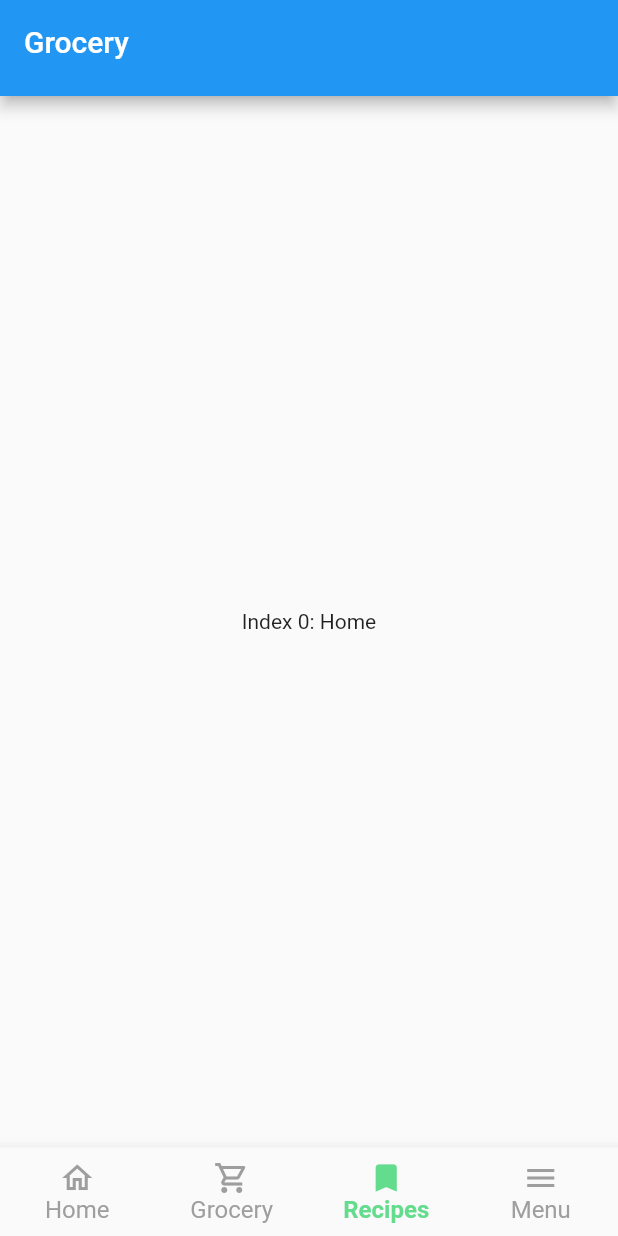
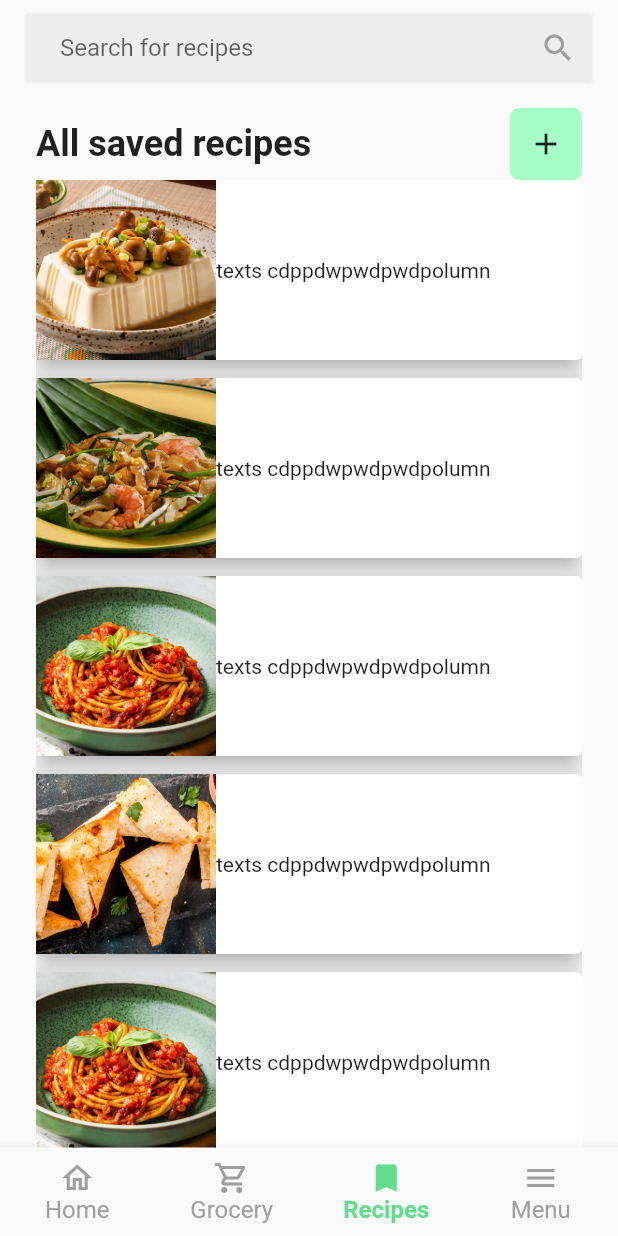
Before and after one commit to Soupfullyy/flutter-goodcook, a Flutter app: the Navigation screen opened directly, item 3 of the bottom bar chosen, on a phone screen of 412 x 824 dp. Run offline on Flutter 3.47's test engine with Material 2 defaults, Android fonts, the phone set to English and light mode, and no system bars; our stand-ins replace google_fonts.

Commit message:
Update grocery.dart and change pages' names

```diff
--- a/lib/screens/home.dart
+++ b/lib/screens/home.dart
@@ -1,10 +1,10 @@
 import 'package:flutter/material.dart';
 
-class Home extends StatefulWidget {
-  const Home({super.key});
+class HomePage extends StatefulWidget {
+  const HomePage({super.key});
 
   @override
-  State<Home> createState() => _HomeState();
+  State<HomePage> createState() => _HomePageState();
 }
 
 class Recipe{
@@ -28,7 +28,7 @@ List<Recipe> savedRecipes = [
 ];
 
 
-class _HomeState extends State<Home> with SingleTickerProviderStateMixin {
+class _HomePageState extends State<HomePage> with SingleTickerProviderStateMixin {
   late TabController tabController;
   int activeTabIndex = 1;
 
--- a/lib/screens/menu.dart
+++ b/lib/screens/menu.dart
@@ -2,8 +2,8 @@ import 'package:flutter/material.dart';
 import 'package:flutter_goodcook/screens/login.dart';
 import 'package:google_fonts/google_fonts.dart';
 
-class Menu extends StatelessWidget {
-  const Menu({super.key});
+class MenuPage extends StatelessWidget {
+  const MenuPage({super.key});
 
   @override
   Widget build(BuildContext context) {
--- a/lib/screens/navigation.dart
+++ b/lib/screens/navigation.dart
@@ -1,6 +1,8 @@
 import 'package:flutter/material.dart';
 import 'package:flutter_goodcook/screens/menu.dart';
 import 'package:flutter_goodcook/screens/home.dart';
+import 'package:flutter_goodcook/screens/grocery.dart';
+import 'package:flutter_goodcook/screens/recipes.dart';
 
 // custom searchdelegate function for own searches
 class CustomSearchDelegate extends SearchDelegate {
@@ -79,10 +81,10 @@ class _NavigationState extends State<Navigation> {
 
   // A list for all the pages that can be selected in navbar
   final List<Widget> _pages = <Widget>[
-    Home(),
-    const Text('Index 1: Grocery'),
-    const Text('Index 0: Home'),
-    Menu()
+    HomePage(),
+    GroceryPage(),
+    RecipePage(),
+    MenuPage()
   ];
 
   void _onItemTapped(int index) {
@@ -105,55 +107,59 @@ class _NavigationState extends State<Navigation> {
             height: 48,
             child: TextField(
               decoration: InputDecoration(
-                hintText: 'Search for recipes',
-                // to center hint text w/ suffix
-                contentPadding: EdgeInsets.symmetric(vertical: 12, horizontal: 24),
-                fillColor: Colors.grey[200],
-                filled: true,
-                enabledBorder: OutlineInputBorder(borderSide: BorderSide(color: Colors.grey.shade100)),
-                focusedBorder: OutlineInputBorder(borderSide: BorderSide(color: Colors.grey.shade300)),
-                suffixIcon: IconButton(onPressed:() => (), icon: Icon(Icons.search)),
-                suffixIconColor: Colors.grey),
+                  hintText: 'Search for recipes',
+                  // to center hint text w/ suffix
+                  contentPadding:
+                      EdgeInsets.symmetric(vertical: 12, horizontal: 24),
+                  fillColor: Colors.grey[200],
+                  filled: true,
+                  enabledBorder: OutlineInputBorder(
+                      borderSide: BorderSide(color: Colors.grey.shade100)),
+                  focusedBorder: OutlineInputBorder(
+                      borderSide: BorderSide(color: Colors.grey.shade300)),
+                  suffixIcon:
+                      IconButton(onPressed: () => (), icon: Icon(Icons.search)),
+                  suffixIconColor: Colors.grey),
               style: TextStyle(fontSize: 16),
             ),
-          )
-          //   OutlinedButton.icon(
-          //   onPressed: () {
-          //       // Method to show the search bar
-          //       showSearch(
-          //         context: context,
-
-          //         // Delegate to customize the search bar
-          //         delegate: CustomSearchDelegate(),
-          //       );
-          //     },
-          //   icon: const SizedBox(width: 280,),
-          //   label: const Icon(Icons.search, color: Colors.black,),
-          //   style: OutlinedButton.styleFrom(padding: const EdgeInsets.all(16)),
-          // ),
-
-          // actions: [
-          //   IconButton(
-          //     color: Colors.black,
-          //     onPressed: () {
-          //       // Method to show the search bar
-          //       showSearch(
-          //         context: context,
-
-          //         // Delegate to customize the search bar
-          //         delegate: CustomSearchDelegate(),
-          //       );
-          //     },
-          //     icon: const Icon(Icons.search),
-          //   ),
-          // ],
-          ),
+          )),
       AppBar(
-        title: const Text('Grocery'),
+        backgroundColor: Theme.of(context).scaffoldBackgroundColor,
+        // shape: const Border(bottom: BorderSide(color: Color(0xFFD8D8D8), width: 1)),
+        titleSpacing: 24,
+        toolbarHeight: 64.0,
+        elevation: 0,
+        title: const Text(
+          'Grocery',
+          style: TextStyle(color: Colors.black),
+        ),
       ),
       AppBar(
-        title: const Text('Grocery'),
-      ),
+          backgroundColor: Theme.of(context).scaffoldBackgroundColor,
+          titleSpacing: 16,
+          // to center title vertical, make height same as prefered size's
+          toolbarHeight: 64.0,
+          elevation: 0,
+          title: SizedBox(
+            height: 48,
+            child: TextField(
+              decoration: InputDecoration(
+                  hintText: 'Search for recipes',
+                  // to center hint text w/ suffix
+                  contentPadding:
+                      EdgeInsets.symmetric(vertical: 12, horizontal: 24),
+                  fillColor: Colors.grey[200],
+                  filled: true,
+                  enabledBorder: OutlineInputBorder(
+                      borderSide: BorderSide(color: Colors.grey.shade100)),
+                  focusedBorder: OutlineInputBorder(
+                      borderSide: BorderSide(color: Colors.grey.shade300)),
+                  suffixIcon:
+                      IconButton(onPressed: () => (), icon: Icon(Icons.search)),
+                  suffixIconColor: Colors.grey),
+              style: TextStyle(fontSize: 16),
+            ),
+          )),
       AppBar(
         backgroundColor: Theme.of(context).scaffoldBackgroundColor,
         // shape: const Border(bottom: BorderSide(color: Color(0xFFD8D8D8), width: 1)),
@@ -168,13 +174,13 @@ class _NavigationState extends State<Navigation> {
     ];
 
     return Scaffold(
+      // prevent overflowing of content due to resizing for keyboard
+      resizeToAvoidBottomInset: false,
       appBar: PreferredSize(
         preferredSize: const Size.fromHeight(64.0),
         child: _appBars[_selectedIndex],
       ),
-      body: Center(
-        child: _pages[_selectedIndex]
-        ),
+      body: Center(child: _pages[_selectedIndex]),
       bottomNavigationBar: BottomNavigationBar(
           unselectedLabelStyle: const TextStyle(fontSize: 16),
           selectedLabelStyle:
@@ -217,7 +223,9 @@ class _NavigationState extends State<Navigation> {
                 icon: Icon(
                   Icons.menu_sharp,
                   // manually set colour, else it wouldn't change
-                  color: _selectedIndex== 3? Color(0xFF64DC8E): Colors.grey[500],
+                  color: _selectedIndex == 3
+                      ? Color(0xFF64DC8E)
+                      : Colors.grey[500],
                 ),
                 label: 'Menu'),
           ]),
--- a/lib/screens/recipes.dart
+++ b/lib/screens/recipes.dart
@@ -0,0 +1,122 @@
+import 'package:flutter/material.dart';
+
+class RecipePage extends StatefulWidget {
+  const RecipePage({super.key});
+
+  @override
+  State<RecipePage> createState() => _RecipePageState();
+}
+
+class Recipe {
+  String title, img;
+
+  Recipe(this.title, this.img);
+}
+
+List<Recipe> savedRecipes = [
+  Recipe('Cold Beancurd with Braised Kinoko','cold-beancurd-with-braised-kinoko.jpg'),
+  Recipe('Char Kway Teow', 'char-kway-teow.jpg'),
+  Recipe('Classic Spaghetti Bolognese', 'classic-spaghetti-bolognese.jpg'),
+  Recipe('Samosa with Mixed Vegetables', 'samosa_with_mixed_vegetables.jpg'),
+  Recipe('Classic Spaghetti Bolognese', 'classic-spaghetti-bolognese.jpg'),
+  Recipe('Samosa with Mixed Vegetables', 'samosa_with_mixed_vegetables.jpg'),
+];
+
+class _RecipePageState extends State<RecipePage>
+    with SingleTickerProviderStateMixin {
+  @override
+  void initState() {
+    // TODO: implement initState
+    // add 2 tabs
+    super.initState();
+  }
+
+  @override
+  Widget build(BuildContext context) {
+    return SingleChildScrollView(
+      child: Container(
+        height: MediaQuery.of(context).size.height,
+        width: double.infinity,
+        // padding for home + everything below
+        padding: const EdgeInsets.symmetric(vertical: 8, horizontal: 24),
+        alignment: Alignment.center,
+        child: Column(
+          children: [
+            Row(
+              mainAxisAlignment: MainAxisAlignment.spaceBetween,
+              children: [
+                const Text(
+                  'All saved recipes',
+                  style: TextStyle(fontSize: 24, fontWeight: FontWeight.bold),
+                ),
+                Ink(
+                  decoration: const ShapeDecoration(
+                      color: Color(0xFFA5FFC5),
+                      shape: RoundedRectangleBorder(
+                          borderRadius: BorderRadius.all(Radius.circular(6)))),
+                  child: IconButton(
+                      onPressed: () => (), icon: const Icon(Icons.add)),
+                ),
+              ],
+            ),
+            Expanded(
+              child: ListView.separated(
+                itemCount: savedRecipes.length,
+                itemBuilder: (BuildContext context, int index) {
+                  return SmallCard(
+                      img: savedRecipes[index].img,
+                      title: savedRecipes[index].title);
+                },
+                separatorBuilder: (context, index) => SizedBox(height: 12,),
+              ),
+            ),
+          ],
+        ),
+      ),
+    );
+  }
+}
+
+class SmallCard extends StatelessWidget {
+  final String img;
+  final String title;
+  const SmallCard({super.key, required this.img, required this.title});
+
+  @override
+  Widget build(BuildContext context) {
+    return Container(
+      // constraints: BoxConstraints.tight(Size(200, 200)),
+      height: 120,
+      child: Card(
+        elevation: 6.0,
+        margin: EdgeInsets.all(0.0),
+        child: Row(
+          crossAxisAlignment: CrossAxisAlignment.center,
+          children: [
+            Image(image: AssetImage('assets/images/$img'),fit: BoxFit.cover, height: 120, width: 120,),
+            Text("texts cdppdwpwdpwdpolumn"),
+            Expanded(child: SizedBox()), //this is crucial- this keeps icon always at the end
+
+            // Container(
+            //   // constraints: BoxConstraints.tight(const Size.fromHeight(130)),
+            //   child: Image.asset(
+            //     'assets/images/$img',
+            //     fit: BoxFit.cover,
+            //   ),
+            // ),
+            // Padding(
+            //   padding: const EdgeInsets.all(8.0),
+            //   child: Text(
+            //     title,
+            //     style: TextStyle(fontSize: 14, fontWeight: FontWeight.bold),
+            //     textAlign: TextAlign.center,
+            //     // when recipe name too long, add instead .... so the pixels don't overload
+            //     overflow: TextOverflow.ellipsis,
+            //   ),
+            // )
+          ],
+        ),
+      ),
+    );
+  }
+}
```
Also changed, not shown: lib/screens/grocery.dart (+111 -0 lines).
